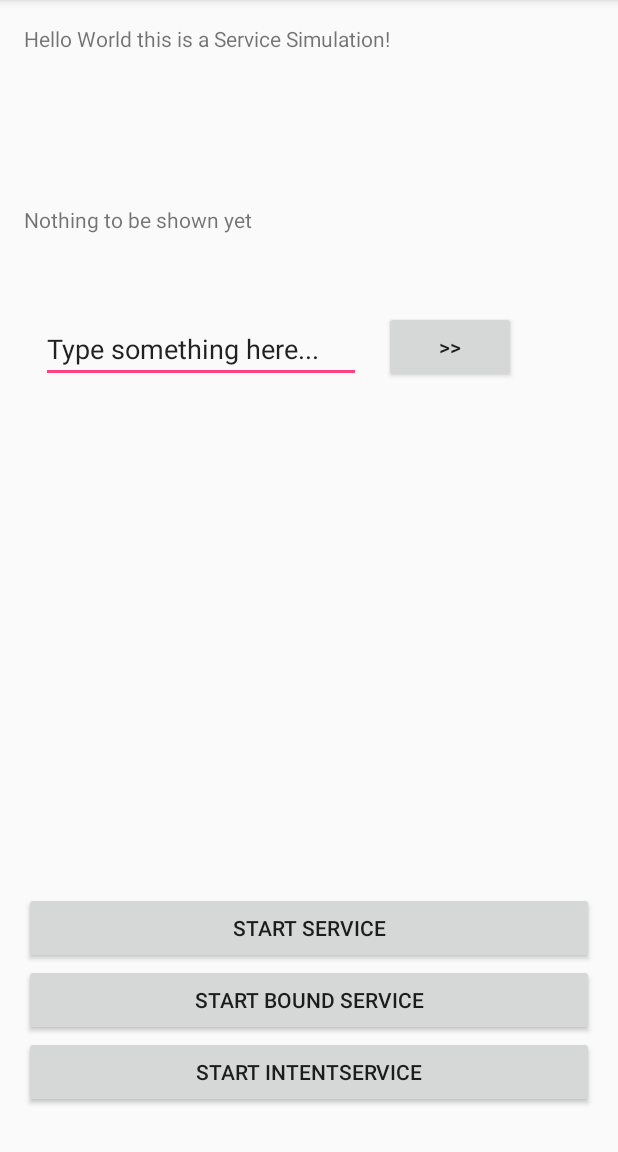
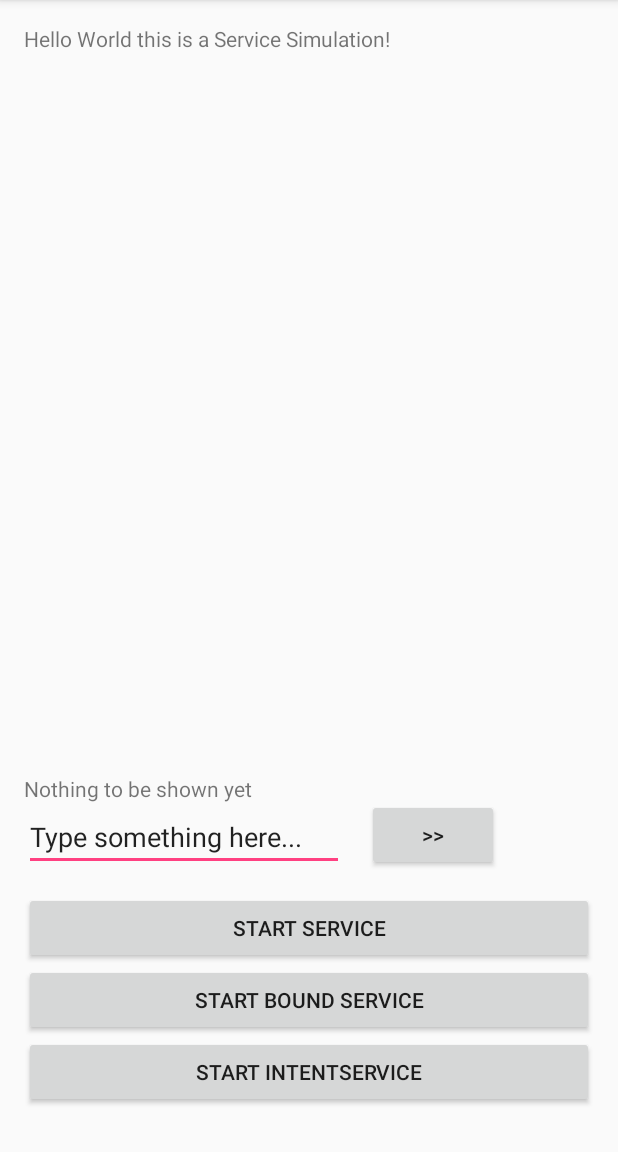
Before and after one commit to pdelmonte/DummyService, an Android app: the screen it shows after launch (MainActivity), on a phone screen of 412 x 824 dp, the part 84-1236 px from its top. Run offline under Robolectric (Android 15) with nearby library versions, the phone set to English and light mode, and no system bars.

Commit message:
Created two different Services and minor debbuging.

```diff
--- a/app/src/main/java/org/bts/android/dummyservice/MainActivity.java
+++ b/app/src/main/java/org/bts/android/dummyservice/MainActivity.java
@@ -1,5 +1,6 @@
 package org.bts.android.dummyservice;
 
+import android.content.Intent;
 import android.support.v7.app.AppCompatActivity;
 import android.os.Bundle;
 import android.util.Log;
@@ -35,6 +36,8 @@ public class MainActivity extends AppCompatActivity implements View.OnClickListe
 
             case R.id.start_service:
                 Log.w(MainActivity.TAG, "Service Started");
+                Intent intent = new Intent(this, CustomStartedService.class);
+                startService(intent);
                 break;
 
             case R.id.start_bound_service:
@@ -43,6 +46,8 @@ public class MainActivity extends AppCompatActivity implements View.OnClickListe
 
             case R.id.start_intent_service:
                 Log.w(MainActivity.TAG, "IntentService Started");
+                Intent intent1 = new Intent(this, CustomIntentService.class);
+                startService(intent1);
                 break;
 
             default:
--- a/app/src/main/res/layout/activity_main.xml
+++ b/app/src/main/res/layout/activity_main.xml
@@ -25,29 +25,6 @@
         android:layout_centerHorizontal="true"
         android:layout_marginBottom="13dp" />
 
-    <TextView
-        android:text="@string/text_serviced"
-        android:layout_width="match_parent"
-        android:layout_height="wrap_content"
-        android:layout_marginTop="101dp"
-        android:id="@+id/textView2"
-        android:layout_below="@+id/textView"
-        android:layout_centerHorizontal="true" />
-
-    <EditText
-        android:layout_width="wrap_content"
-        android:layout_height="wrap_content"
-        android:inputType="textPersonName"
-        android:text="@string/text_field"
-        android:ems="10"
-        android:layout_below="@+id/textView2"
-        android:layout_alignParentLeft="true"
-        android:layout_alignParentStart="true"
-        android:layout_marginLeft="11dp"
-        android:layout_marginStart="11dp"
-        android:layout_marginTop="54dp"
-        android:id="@+id/editText" />
-
     <Button
         android:text=">>"
         android:layout_width="wrap_content"
@@ -74,6 +51,26 @@
         android:layout_height="wrap_content"
         android:id="@+id/start_bound_service"
         android:layout_above="@+id/start_intent_service"
+        android:layout_centerHorizontal="true" />
+
+    <EditText
+        android:layout_width="wrap_content"
+        android:layout_height="wrap_content"
+        android:inputType="textPersonName"
+        android:text="@string/text_field"
+        android:ems="10"
+        android:id="@+id/editText"
+        android:layout_above="@+id/start_service"
+        android:layout_alignParentLeft="true"
+        android:layout_alignParentStart="true"
+        android:layout_marginBottom="14dp" />
+
+    <TextView
+        android:text="@string/text_serviced"
+        android:layout_width="match_parent"
+        android:layout_height="wrap_content"
+        android:id="@+id/textView2"
+        android:layout_above="@+id/editText"
         android:layout_alignParentLeft="true"
         android:layout_alignParentStart="true" />
 </RelativeLayout>
```
Also changed, not shown: app/src/main/AndroidManifest.xml (+8 -0 lines), app/src/main/java/org/bts/android/dummyservice/CustomIntentService.java (added, +31 -0 lines), app/src/main/java/org/bts/android/dummyservice/CustomStartedService.java (added, +45 -0 lines).
